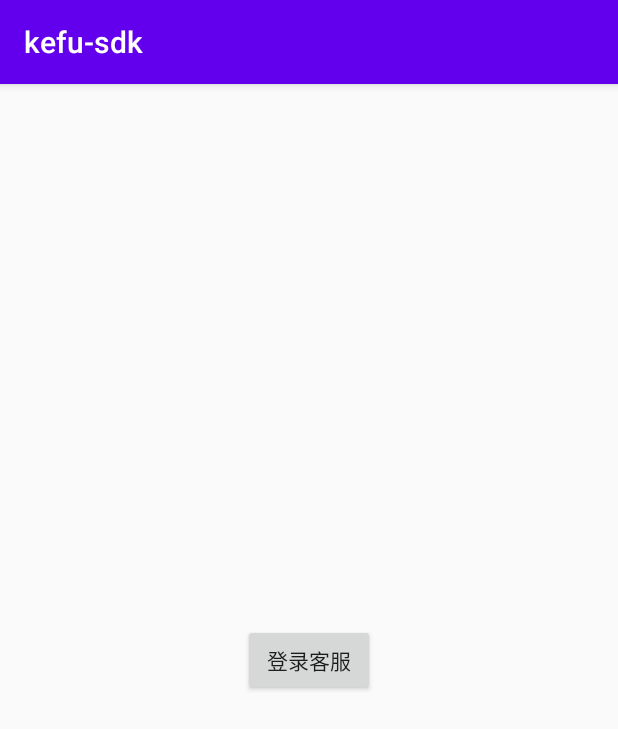
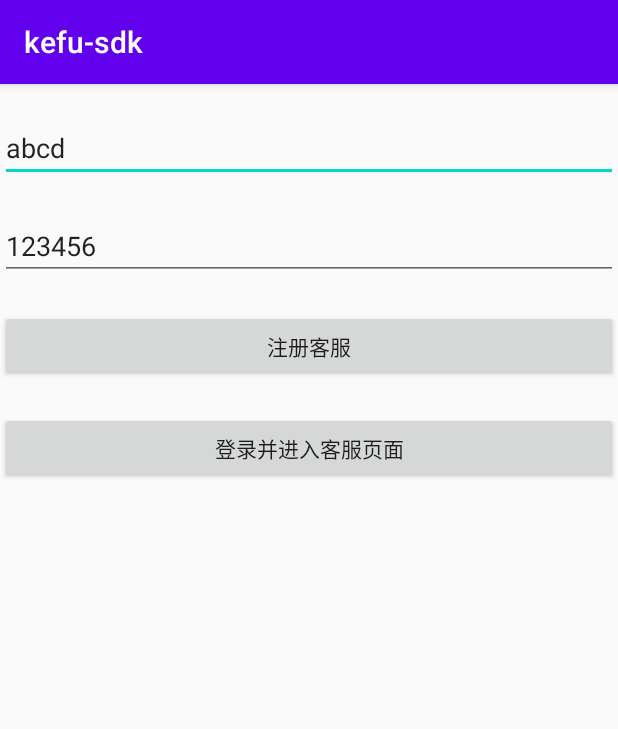
Before and after one commit to eity0323/kefu-sdk, an Android app: the screen it shows after launch (MainActivity), on a phone screen of 412 x 824 dp. Shown: the top 729 px of the screen. Run offline under Robolectric (Android 15) with nearby library versions, the phone set to English and light mode, and no system bars; 1 statement that could not run was skipped.

Commit message:
完善功能集成

```diff
--- a/CEC-Android-SDK/src/main/java/com/easemob/cec/receiver/CallReceiver.java
+++ b/CEC-Android-SDK/src/main/java/com/easemob/cec/receiver/CallReceiver.java
@@ -11,6 +11,10 @@ import com.hyphenate.util.EMLog;
 
 /**
  * Created by liyuzhao on 11/01/2017.
+ *
+ * 监听呼入通话
+ * 实时通话分为视频通话和音频通话，与普通电话不同，它是基于网络的。
+ * 通过注册相应 action 的 BroadcastReceiver 来监听呼叫过来的通话，接到广播后开发者可以调起 APP 里的通话 Activity。
  */
 
 public class CallReceiver extends BroadcastReceiver {
--- a/CEC-Android-SDK/src/main/res/values/em_styles.xml
+++ b/CEC-Android-SDK/src/main/res/values/em_styles.xml
@@ -1,7 +1,7 @@
 <resources xmlns:android="http://schemas.android.com/apk/res/android">
 
 
-    <style name="AppTheme" parent="android:Theme.Light" />
+    <style name="AppTheme" parent="Theme.AppCompat.Light.NoActionBar" />
 
     <style name="chat_content_date_style">
         <item name="android:minHeight">50dp</item>
@@ -72,7 +72,7 @@
         <item name="android:windowAnimationStyle">@style/AnimFade</item>
     </style>
 
-    <style name="horizontal_slide" parent="android:Theme.NoTitleBar">
+    <style name="horizontal_slide" parent="Theme.AppCompat.Light.NoActionBar">
         <item name="android:windowAnimationStyle">@style/AnimFade2</item>
     </style>
 
--- a/app/src/main/java/com/example/kefu/App.java
+++ b/app/src/main/java/com/example/kefu/App.java
@@ -18,19 +18,26 @@ public class App extends Application {
     public void onCreate() {
         super.onCreate();
 
-        ChatClient.Options options = new ChatClient.Options();
+        CECHelper.getInstance().init(this,
+                new ChatClient.Options().setAppkey(Appkey)
+                        .setTenantId(TenantId));
+        /*
+        ChatClient.Options()参数设置说明：
         //必填项，appkey获取地址：kefu.easemob.com，“管理员模式 > 渠道管理 > 手机APP”页面的关联的“AppKey”
         options.setAppkey(Appkey);
         //必填项，tenantId获取地址：kefu.easemob.com，“管理员模式 > 设置 > 企业信息”页面的“租户ID”
         options.setTenantId(TenantId);
-        options.showAgentInputState().showVisitorWaitCount().showMessagePredict();
         //设为调试模式，打成正式包时，最好设为false，以免消耗额外的资源
         options.setConsoleLog(true);
-        //options.setKefuRestServer("https://sandbox.kefu.easemob.com");
-//	    options.setUse2channel(true);
-//        options.setAutoLogin(false);
-//        options.setAppVersion("1.2.4");
-
-        CECHelper.getInstance().init(this,options);
+        options.showAgentInputState().showVisitorWaitCount().showMessagePredict();
+        options.setUse2channel(true);
+        options.setAutoLogin(false);
+        options.setAppVersion("1.2.4");
+        //私有部署场景下，需要设置以下IP地址和端口：
+        options.setKefuServerAddress("https://kefu.easemob.com");  //KefuServer
+        options.setRestServer("a1.easemob.com");  //RestServer
+        options.setIMServer("msync-im1.easemob.com"); //ChatServer
+        options.setIMPort(443); //ChatPort
+        */
     }
 }
--- a/app/src/main/java/com/example/kefu/MainActivity.java
+++ b/app/src/main/java/com/example/kefu/MainActivity.java
@@ -2,8 +2,11 @@ package com.example.kefu;
 
 import android.support.v7.app.AppCompatActivity;
 import android.os.Bundle;
+import android.text.TextUtils;
 import android.util.Log;
 import android.view.View;
+import android.widget.EditText;
+import android.widget.Toast;
 
 import com.easemob.cec.CECHelper;
 import com.hyphenate.chat.ChatClient;
@@ -17,19 +20,29 @@ public class MainActivity extends AppCompatActivity {
     protected void onCreate(Bundle savedInstanceState) {
         super.onCreate(savedInstanceState);
         setContentView(R.layout.activity_main);
-        findViewById(R.id.btn).setOnClickListener(new View.OnClickListener() {
+        EditText name = findViewById(R.id.name);
+        EditText pwd = findViewById(R.id.pwd);
+        /*注册模式分两种，开放注册和授权注册。只有开放注册时，才可以客户端注册。
+            1，开放注册是为了测试使用，正式环境中不推荐使用该方式注册环信账号；
+            2，授权注册的流程应该是您服务器通过环信提供的 REST API 注册，之后保存到您的服务器或返回给客户端。
+            建议使用授权模式，即在服务端注册，而不要放到APP中，可以在登录自己APP时从返回的结果中获取环信账号再登录环信服务器。
+       这里为了测试方便在APP内注册客服用户名和密码，正式环境一般在服务器端注册好后返回给客户端*/
+        findViewById(R.id.btn1).setOnClickListener(new View.OnClickListener() {
             @Override
             public void onClick(View v) {
-
-                ChatClient.getInstance().register("xiao", "123456", new Callback() {
+                if (TextUtils.isEmpty(name.getText().toString().trim()) || TextUtils.isEmpty(pwd.getText().toString().trim())) {
+                    Toast.makeText(MainActivity.this, "账号或密码为空", Toast.LENGTH_LONG).show();
+                }
+                //注册客服
+                ChatClient.getInstance().register(name.getText().toString().trim(), pwd.getText().toString().trim(), new Callback() {
                     @Override
                     public void onSuccess() {
-                        Log.d("Test=","注册成功");
+                        Log.d("Test=", "注册成功");
                     }
 
                     @Override
                     public void onError(int code, String error) {
-                        Log.d("Test=","注册失败"+code+error);
+                        Log.d("Test=", "注册失败" + code + error);
                     }
 
                     @Override
@@ -37,8 +50,18 @@ public class MainActivity extends AppCompatActivity {
 
                     }
                 });
-                CECHelper.getInstance().login(MainActivity.this,IMID,"xiao","123456");
+
             }
         });
+
+        findViewById(R.id.btn2).setOnClickListener(new View.OnClickListener() {
+            @Override
+            public void onClick(View v) {
+                //登录并进入到客服聊天页面
+                CECHelper.getInstance().login(MainActivity.this, IMID, name.getText().toString().trim(), pwd.getText().toString().trim());
+            }
+        });
+
+
     }
 }
--- a/app/src/main/res/layout/activity_main.xml
+++ b/app/src/main/res/layout/activity_main.xml
@@ -6,14 +6,35 @@
     android:layout_height="match_parent"
     tools:context=".MainActivity">
 
+    <EditText
+        android:id="@+id/name"
+        android:layout_width="match_parent"
+        android:layout_height="wrap_content"
+        android:text="abcd"
+        android:layout_marginTop="20dp"
+        app:layout_constraintTop_toTopOf="parent" />
+    <EditText
+        android:id="@+id/pwd"
+        android:layout_width="match_parent"
+        android:layout_height="wrap_content"
+        android:text="123456"
+        android:layout_marginTop="20dp"
+        app:layout_constraintTop_toBottomOf="@+id/name" />
     <Button
-        android:id="@+id/btn"
-        android:layout_width="wrap_content"
+        android:id="@+id/btn1"
+        android:layout_width="match_parent"
         android:layout_height="wrap_content"
-        android:text="登录客服"
-        app:layout_constraintBottom_toBottomOf="parent"
-        app:layout_constraintLeft_toLeftOf="parent"
-        app:layout_constraintRight_toRightOf="parent"
-        app:layout_constraintTop_toTopOf="parent" />
+        android:text="注册客服"
+        android:layout_marginTop="20dp"
+        app:layout_constraintTop_toBottomOf="@+id/pwd" />
+
+    <Button
+        android:id="@+id/btn2"
+        android:layout_width="match_parent"
+        android:layout_height="wrap_content"
+        android:text="登录并进入客服页面"
+        android:layout_marginTop="20dp"
+        app:layout_constraintTop_toBottomOf="@+id/btn1" />
+
 
 </android.support.constraint.ConstraintLayout>
```
Also changed, not shown: CEC-Android-SDK/build.gradle (+10 -5 lines), CEC-Android-SDK/src/main/java/com/easemob/cec/CECHelper.java (+48 -12 lines), CEC-Android-SDK/src/main/java/com/easemob/cec/ui/CallActivity.java (+30 -18 lines), CEC-Android-SDK/src/main/java/com/easemob/cec/ui/ChatActivity.java (+11 -0 lines), CEC-Android-SDK/src/main/java/com/easemob/cec/ui/CustomChatFragment.java (+17 -4 lines), app/build.gradle (+7 -2 lines), 2 other files.
